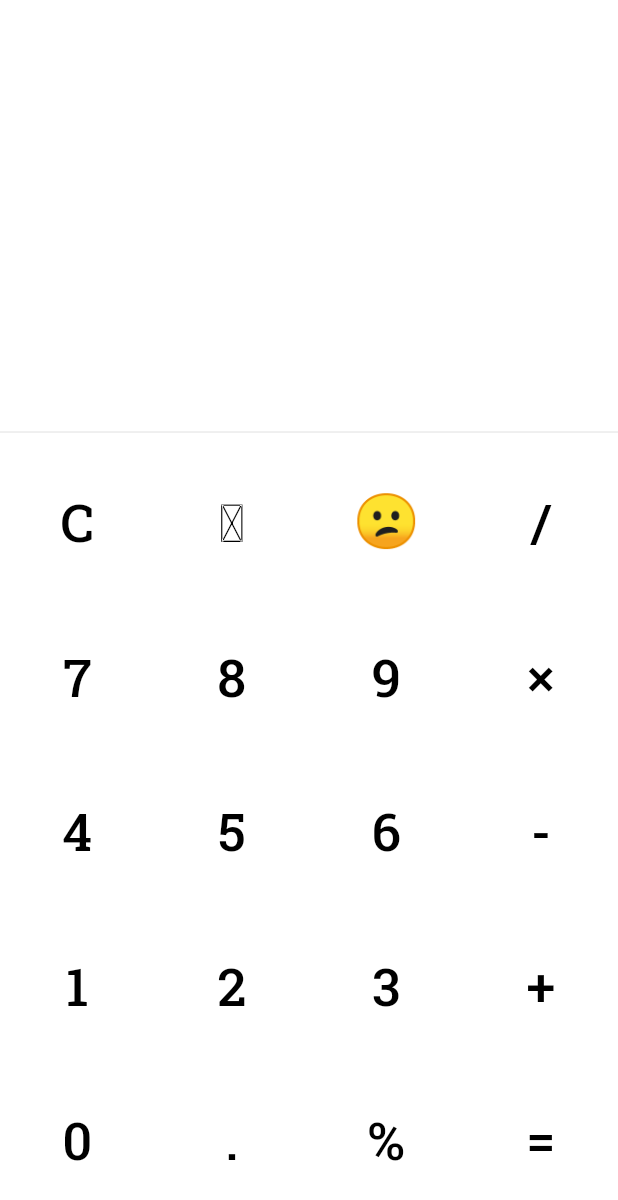
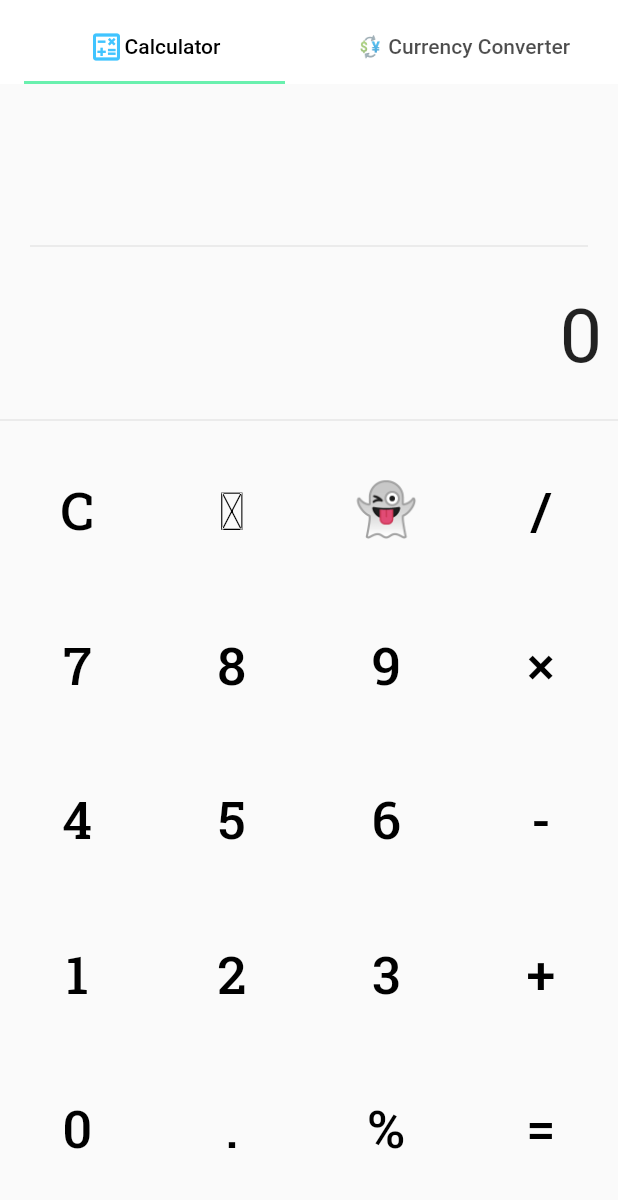
Before and after one commit to tahseenRaj/calculator, a Flutter app: the screen it shows after launch, on a phone screen of 412 x 824 dp. Shown: the top 1200 px of the screen. Run offline on Flutter 3.47's test engine with Material 2 defaults, Android fonts, the phone set to English and light mode, and no system bars; our stand-ins replace google_fonts, math_expressions.

Commit message:
Expanding calculator by adding currency converter to it

```diff
--- a/lib/home.dart
+++ b/lib/calculator.dart
@@ -2,19 +2,19 @@ import 'package:flutter/material.dart';
 import 'package:google_fonts/google_fonts.dart';
 import 'package:math_expressions/math_expressions.dart';
 
-class Home extends StatefulWidget {
-  const Home({Key? key}) : super(key: key);
+class Calculator extends StatefulWidget {
+  const Calculator({Key? key}) : super(key: key);
 
   @override
-  State<Home> createState() => _HomeState();
+  State<Calculator> createState() => _CalculatorState();
 }
 
-class _HomeState extends State<Home> {
+class _CalculatorState extends State<Calculator> {
   // Array of button
   final List<String> operations = [
     'C',
     '\u{232B}',
-    '😕',
+    '👻',
     '/',
     '7',
     '8',
@@ -34,20 +34,20 @@ class _HomeState extends State<Home> {
     '=',
   ];
   var userInput = '';
-  var answer = '';
+  var answer = '0';
 
   @override
   Widget build(BuildContext context) {
     return Scaffold(
-      backgroundColor: Colors.white,
-      body: SafeArea(
-          child: Column(
+      body: Column(
         children: [
           Container(
-            height: 180,
+            height: 100,
             width: double.infinity,
             // color: Colors.red,
-            padding: const EdgeInsets.symmetric(horizontal: 10, vertical: 25),
+            padding: const EdgeInsets.symmetric(
+              horizontal: 10,
+            ),
             alignment: Alignment.centerRight,
             child: SingleChildScrollView(
               scrollDirection: Axis.horizontal,
@@ -58,6 +58,11 @@ class _HomeState extends State<Home> {
                 style: GoogleFonts.robotoSlab(fontSize: 40, letterSpacing: 1),
               ),
             ),
+          ),
+          const Divider(
+            color: Colors.black12,
+            indent: 20,
+            endIndent: 20,
           ),
           Container(
             height: 100,
@@ -116,13 +121,15 @@ class _HomeState extends State<Home> {
                                   // barrierColor: Colors.transparent,
                                   context: context,
                                   builder: (context) {
-                                  Future.delayed(Duration(seconds: 4), () {
+                                    Future.delayed(const Duration(seconds: 3),
+                                        () {
                                       Navigator.of(context).pop(true);
                                     });
                                     return const AlertDialog(
                                       elevation: 0,
                                       backgroundColor: Colors.transparent,
-                                    title: Image(image: AssetImage('assets/6os.gif')),
+                                      title: Image(
+                                          image: AssetImage('assets/6os.gif')),
                                     );
                                   });
                               ScaffoldMessenger.of(context).showSnackBar(
@@ -130,10 +137,12 @@ class _HomeState extends State<Home> {
                                       backgroundColor: Colors.blueGrey,
                                       elevation: 1,
                                       duration: Duration(milliseconds: 2000),
-                                  content: Text('Sorry don\'t know what to do with this operator! 😕')));
+                                      content: Text(
+                                          'Sorry don\'t know what to do with this operator! 😕')));
                             });
                           } else if (index == 19) {
                             setState(() {
+                              answer = '';
                               equalPressed();
                             });
                           } else {
@@ -152,12 +161,17 @@ class _HomeState extends State<Home> {
                         )));
                   }))
         ],
-      )),
+      ),
     );
   }
 
   bool isOperator(String x) {
-    if (x == '/' || x == '\u00d7' || x == '-' || x == '+' || x == '=' || x == '%') {
+    if (x == '/' ||
+        x == '\u00d7' ||
+        x == '-' ||
+        x == '+' ||
+        x == '=' ||
+        x == '%') {
       return true;
     }
     return false;
--- /dev/null
+++ b/lib/dashboard.dart
@@ -0,0 +1,59 @@
+import 'package:calculator/calculator.dart';
+import 'package:flutter/material.dart';
+
+
+class Dashboard extends StatelessWidget {
+  const Dashboard({Key? key}) : super(key: key);
+
+  @override
+  Widget build(BuildContext context) {
+    return SafeArea(
+      child: DefaultTabController(
+        initialIndex: 0,
+        length: 2,
+        child: Scaffold(
+          backgroundColor: Colors.white,
+          appBar: AppBar(
+            backgroundColor: Colors.transparent,
+            elevation: 0,
+            flexibleSpace: Column(
+              mainAxisAlignment: MainAxisAlignment.end,
+              children: [
+                TabBar(
+                  labelColor: Colors.black,
+                  indicatorColor: Colors.greenAccent,
+                  indicatorSize: TabBarIndicatorSize.label,
+                  tabs: <Widget>[
+                    Tab(
+                      child: Row(
+                        mainAxisAlignment: MainAxisAlignment.center,
+                        children: const [
+                          Icon(Icons.calculate_outlined,color: Colors.lightBlueAccent,),
+                          Text('Calculator')
+                        ],
+                      ),
+                    ),
+                    const Tab(
+                      text: '💱 Currency Converter',
+                    ),
+                  ],
+                ),
+              ],
+            ),
+          ),
+          body: const TabBarView(
+            physics: NeverScrollableScrollPhysics(),
+            children: <Widget>[
+              Center(
+                child: Calculator(),
+              ),
+              Center(
+                child: Text("It's rainy here"),
+              ),
+            ],
+          ),
+        ),
+      ),
+    );
+  }
+}
--- a/lib/main.dart
+++ b/lib/main.dart
@@ -1,4 +1,4 @@
-import 'package:calculator/home.dart';
+import 'package:calculator/dashboard.dart';
 import 'package:flutter/material.dart';
 
 void main() {
@@ -12,7 +12,7 @@ class MyApp extends StatelessWidget {
   Widget build(BuildContext context) {
     return MaterialApp(
       debugShowCheckedModeBanner: false,
-      home: Home(),
+      home: Dashboard(),
     );
   }
 }
```
Lines whose indentation alone changed are shown as unchanged.
